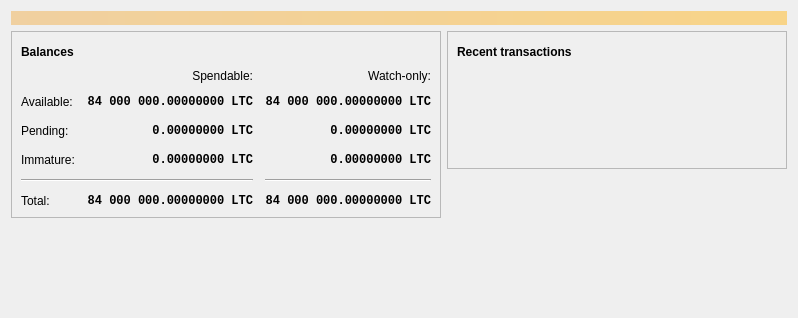
The window that src/qt/forms/overviewpage.ui (koh-gt/ferrite-core) describes before a commit, drawn with Qt 5.
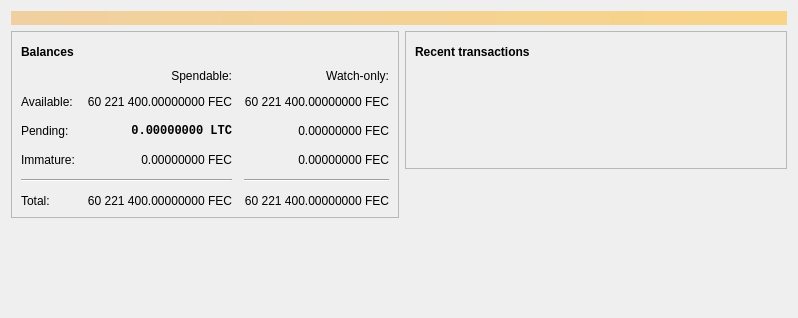
The same window after the commit. Icons and pictures are not drawn. Custom widgets are drawn as their Qt base class.

The edit to the form file:
```diff
--- a/src/qt/forms/overviewpage.ui
+++ b/src/qt/forms/overviewpage.ui
@@ -116,13 +116,6 @@
             </property>
             <item row="2" column="2">
              <widget class="QLabel" name="labelWatchPending">
-              <property name="font">
-               <font>
-                <family>Monospace</family>
-                <weight>75</weight>
-                <bold>true</bold>
-               </font>
-              </property>
               <property name="cursor">
                <cursorShape>IBeamCursor</cursorShape>
               </property>
@@ -130,7 +123,7 @@
                <string>Unconfirmed transactions to watch-only addresses</string>
               </property>
               <property name="text">
-               <string notr="true">0.00000000 LTC</string>
+               <string notr="true">0.00000000 FEC</string>
               </property>
               <property name="alignment">
                <set>Qt::AlignRight|Qt::AlignTrailing|Qt::AlignVCenter</set>
@@ -168,13 +161,6 @@
             </item>
             <item row="3" column="2">
              <widget class="QLabel" name="labelWatchImmature">
-              <property name="font">
-               <font>
-                <family>Monospace</family>
-                <weight>75</weight>
-                <bold>true</bold>
-               </font>
-              </property>
               <property name="cursor">
                <cursorShape>IBeamCursor</cursorShape>
               </property>
@@ -182,7 +168,7 @@
                <string>Mined balance in watch-only addresses that has not yet matured</string>
               </property>
               <property name="text">
-               <string notr="true">0.00000000 LTC</string>
+               <string notr="true">0.00000000 FEC</string>
               </property>
               <property name="alignment">
                <set>Qt::AlignRight|Qt::AlignTrailing|Qt::AlignVCenter</set>
@@ -227,13 +213,6 @@
             </item>
             <item row="3" column="1">
              <widget class="QLabel" name="labelImmature">
-              <property name="font">
-               <font>
-                <family>Monospace</family>
-                <weight>75</weight>
-                <bold>true</bold>
-               </font>
-              </property>
               <property name="cursor">
                <cursorShape>IBeamCursor</cursorShape>
               </property>
@@ -241,7 +220,7 @@
                <string>Mined balance that has not yet matured</string>
               </property>
               <property name="text">
-               <string notr="true">0.00000000 LTC</string>
+               <string notr="true">0.00000000 FEC</string>
               </property>
               <property name="alignment">
                <set>Qt::AlignRight|Qt::AlignTrailing|Qt::AlignVCenter</set>
@@ -273,13 +252,6 @@
             </item>
             <item row="5" column="1">
              <widget class="QLabel" name="labelTotal">
-              <property name="font">
-               <font>
-                <family>Monospace</family>
-                <weight>75</weight>
-                <bold>true</bold>
-               </font>
-              </property>
               <property name="cursor">
                <cursorShape>IBeamCursor</cursorShape>
               </property>
@@ -287,7 +259,7 @@
                <string>Your current total balance</string>
               </property>
               <property name="text">
-               <string notr="true">84 000 000.00000000 LTC</string>
+               <string notr="true">60 221 400.00000000 FEC</string>
               </property>
               <property name="alignment">
                <set>Qt::AlignRight|Qt::AlignTrailing|Qt::AlignVCenter</set>
@@ -299,13 +271,6 @@
             </item>
             <item row="5" column="2">
              <widget class="QLabel" name="labelWatchTotal">
-              <property name="font">
-               <font>
-                <family>Monospace</family>
-                <weight>75</weight>
-                <bold>true</bold>
-               </font>
-              </property>
               <property name="cursor">
                <cursorShape>IBeamCursor</cursorShape>
               </property>
@@ -313,7 +278,7 @@
                <string>Current total balance in watch-only addresses</string>
               </property>
               <property name="text">
-               <string notr="true">84 000 000.00000000 LTC</string>
+               <string notr="true">60 221 400.00000000 FEC</string>
               </property>
               <property name="alignment">
                <set>Qt::AlignRight|Qt::AlignTrailing|Qt::AlignVCenter</set>
@@ -342,13 +307,6 @@
             </item>
             <item row="1" column="1">
              <widget class="QLabel" name="labelBalance">
-              <property name="font">
-               <font>
-                <family>Monospace</family>
-                <weight>75</weight>
-                <bold>true</bold>
-               </font>
-              </property>
               <property name="cursor">
                <cursorShape>IBeamCursor</cursorShape>
               </property>
@@ -356,7 +314,7 @@
                <string>Your current spendable balance</string>
               </property>
               <property name="text">
-               <string notr="true">84 000 000.00000000 LTC</string>
+               <string notr="true">60 221 400.00000000 FEC</string>
               </property>
               <property name="alignment">
                <set>Qt::AlignRight|Qt::AlignTrailing|Qt::AlignVCenter</set>
@@ -368,13 +326,6 @@
             </item>
             <item row="1" column="2">
              <widget class="QLabel" name="labelWatchAvailable">
-              <property name="font">
-               <font>
-                <family>Monospace</family>
-                <weight>75</weight>
-                <bold>true</bold>
-               </font>
-              </property>
               <property name="cursor">
                <cursorShape>IBeamCursor</cursorShape>
               </property>
@@ -382,7 +333,7 @@
                <string>Your current balance in watch-only addresses</string>
               </property>
               <property name="text">
-               <string notr="true">84 000 000.00000000 LTC</string>
+               <string notr="true">60 221 400.00000000 FEC</string>
               </property>
               <property name="alignment">
                <set>Qt::AlignRight|Qt::AlignTrailing|Qt::AlignVCenter</set>
```
